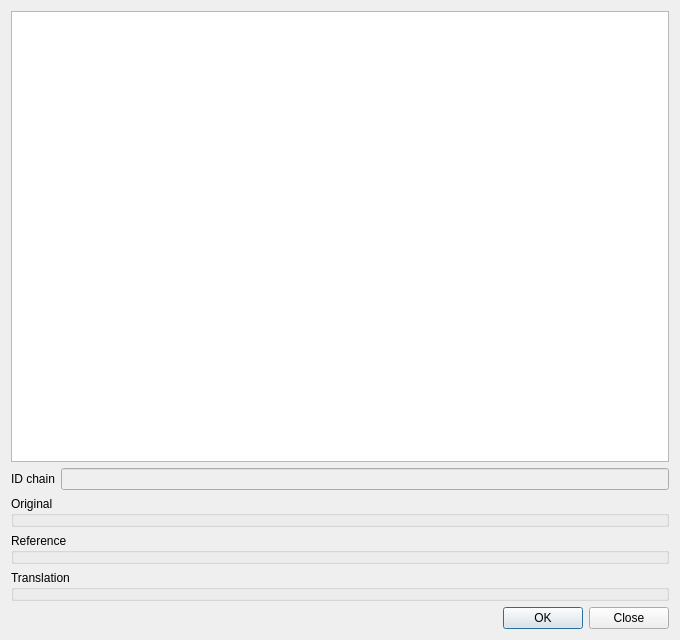
Before: the Qt Designer form UTranslator/FmTrash.ui in Mercury13/utranslator, drawn with Qt 5.
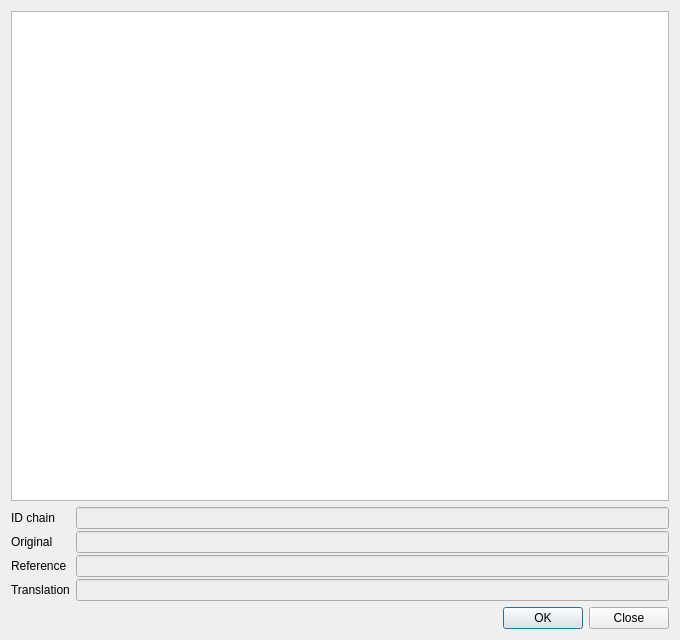
After: the same form once the commit is applied.

Commit message: Original/reference/translation work!

```diff
--- a/UTranslator/FmTrash.ui
+++ b/UTranslator/FmTrash.ui
@@ -13,7 +13,7 @@
   <property name="windowTitle">
    <string>Trash</string>
   </property>
-  <layout class="QVBoxLayout" name="verticalLayout" stretch="0,0,0,0,0,0">
+  <layout class="QVBoxLayout" name="verticalLayout" stretch="1,0,0">
    <item>
     <widget class="QTreeView" name="treeAll">
      <property name="indentation">
@@ -26,7 +26,10 @@
    </item>
    <item>
     <widget class="QWidget" name="wiIds" native="true">
-     <layout class="QHBoxLayout" name="horizontalLayout">
+     <layout class="QFormLayout" name="formLayout">
+      <property name="verticalSpacing">
+       <number>2</number>
+      </property>
       <property name="leftMargin">
        <number>0</number>
       </property>
@@ -39,14 +42,14 @@
       <property name="bottomMargin">
        <number>0</number>
       </property>
-      <item>
+      <item row="0" column="0">
        <widget class="QLabel" name="lbIdChain">
         <property name="text">
          <string>ID chain</string>
         </property>
        </widget>
       </item>
-      <item>
+      <item row="0" column="1">
        <widget class="QLineEdit" name="edIdChain">
         <property name="styleSheet">
          <string notr="true">QLineEdit {background-color: palette(button); }</string>
@@ -56,28 +59,58 @@
         </property>
        </widget>
       </item>
-     </layout>
-    </widget>
-   </item>
-   <item>
-    <widget class="QGroupBox" name="grpOrig">
-     <property name="title">
+      <item row="1" column="0">
+       <widget class="QLabel" name="lbOriginal">
+        <property name="text">
       <string>Original</string>
      </property>
     </widget>
    </item>
-   <item>
-    <widget class="QGroupBox" name="grpRef">
-     <property name="title">
+      <item row="1" column="1">
+       <widget class="QLineEdit" name="edOriginal">
+        <property name="styleSheet">
+         <string notr="true">QLineEdit {background-color: palette(button); }</string>
+        </property>
+        <property name="readOnly">
+         <bool>true</bool>
+        </property>
+       </widget>
+      </item>
+      <item row="2" column="0">
+       <widget class="QLabel" name="lbReference">
+        <property name="text">
       <string>Reference</string>
      </property>
     </widget>
    </item>
-   <item>
-    <widget class="QGroupBox" name="grpTransl">
-     <property name="title">
+      <item row="2" column="1">
+       <widget class="QLineEdit" name="edReference">
+        <property name="styleSheet">
+         <string notr="true">QLineEdit {background-color: palette(button); }</string>
+        </property>
+        <property name="readOnly">
+         <bool>true</bool>
+        </property>
+       </widget>
+      </item>
+      <item row="3" column="0">
+       <widget class="QLabel" name="lbTranslation">
+        <property name="text">
       <string>Translation</string>
      </property>
+       </widget>
+      </item>
+      <item row="3" column="1">
+       <widget class="QLineEdit" name="edTranslation">
+        <property name="styleSheet">
+         <string notr="true">QLineEdit {background-color: palette(button); }</string>
+        </property>
+        <property name="readOnly">
+         <bool>true</bool>
+        </property>
+       </widget>
+      </item>
+     </layout>
     </widget>
    </item>
    <item>
```
Lines whose indentation alone changed are shown as unchanged. The commit also changes 2 other files.
